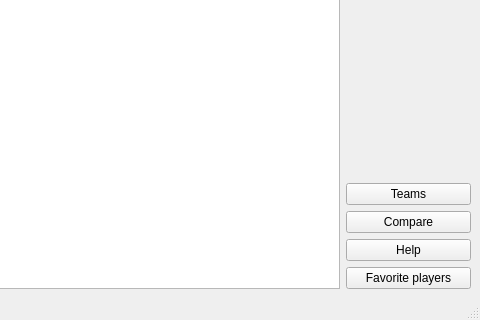
This is nba_game/mainwindow.ui in Razorlance/dsba-itop2022-hw as Qt 5 draws it before an edit; both pictures show x 416 to 896 and y 239 to 559 of the 896 by 559 pixel window. The edited form follows.
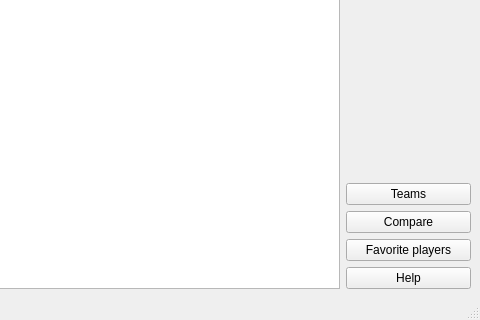
This is the edited form. Icons and pictures are not drawn.

```diff
--- a/nba_game/mainwindow.ui
+++ b/nba_game/mainwindow.ui
@@ -130,16 +130,16 @@
            </widget>
           </item>
           <item>
-           <widget class="QPushButton" name="help_button">
+           <widget class="QPushButton" name="team_button">
             <property name="text">
-             <string>Help</string>
+             <string>Favorite players</string>
             </property>
            </widget>
           </item>
           <item>
-           <widget class="QPushButton" name="team_button">
+           <widget class="QPushButton" name="help_button">
             <property name="text">
-             <string>Favorite players</string>
+             <string>Help</string>
             </property>
            </widget>
           </item>
```
